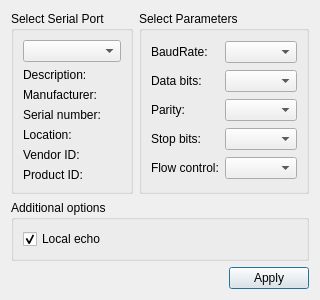
The window that settingsdialog.ui (Sceap/BarkingSquirrel) describes before a commit, drawn with Qt 5.
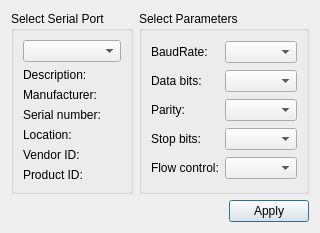
The same window after the commit.

```diff
--- a/settingsdialog.ui
+++ b/settingsdialog.ui
@@ -7,13 +7,37 @@
     <x>0</x>
     <y>0</y>
     <width>281</width>
-    <height>262</height>
+    <height>216</height>
    </rect>
   </property>
   <property name="windowTitle">
    <string>Settings</string>
   </property>
   <layout class="QGridLayout" name="gridLayout_3">
+   <item row="1" column="0" colspan="2">
+    <layout class="QHBoxLayout" name="horizontalLayout">
+     <item>
+      <spacer name="horizontalSpacer">
+       <property name="orientation">
+        <enum>Qt::Horizontal</enum>
+       </property>
+       <property name="sizeHint" stdset="0">
+        <size>
+         <width>96</width>
+         <height>20</height>
+        </size>
+       </property>
+      </spacer>
+     </item>
+     <item>
+      <widget class="QPushButton" name="applyButton">
+       <property name="text">
+        <string>Apply</string>
+       </property>
+      </widget>
+     </item>
+    </layout>
+   </item>
    <item row="0" column="1">
     <widget class="QGroupBox" name="parametersBox">
      <property name="title">
@@ -127,49 +151,6 @@
      </layout>
     </widget>
    </item>
-   <item row="2" column="0" colspan="2">
-    <layout class="QHBoxLayout" name="horizontalLayout">
-     <item>
-      <spacer name="horizontalSpacer">
-       <property name="orientation">
-        <enum>Qt::Horizontal</enum>
-       </property>
-       <property name="sizeHint" stdset="0">
-        <size>
-         <width>96</width>
-         <height>20</height>
-        </size>
-       </property>
-      </spacer>
-     </item>
-     <item>
-      <widget class="QPushButton" name="applyButton">
-       <property name="text">
-        <string>Apply</string>
-       </property>
-      </widget>
-     </item>
-    </layout>
-   </item>
-   <item row="1" column="0" colspan="2">
-    <widget class="QGroupBox" name="additionalOptionsGroupBox">
-     <property name="title">
-      <string>Additional options</string>
-     </property>
-     <layout class="QVBoxLayout" name="verticalLayout">
-      <item>
-       <widget class="QCheckBox" name="localEchoCheckBox">
-        <property name="text">
-         <string>Local echo</string>
-        </property>
-        <property name="checked">
-         <bool>true</bool>
-        </property>
-       </widget>
-      </item>
-     </layout>
-    </widget>
-   </item>
   </layout>
  </widget>
  <resources/>
```
Left out of the diff: 2 changed lines with no effect on the pictures.
